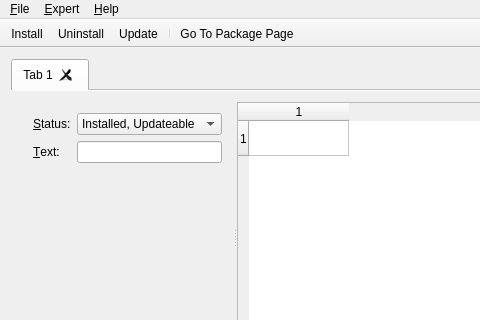
Qt form wpmcpp/mainwindow.ui (npackd/npackd) before a commit; both pictures show x 0 to 480 and y 0 to 320 of the 631 by 416 pixel window.
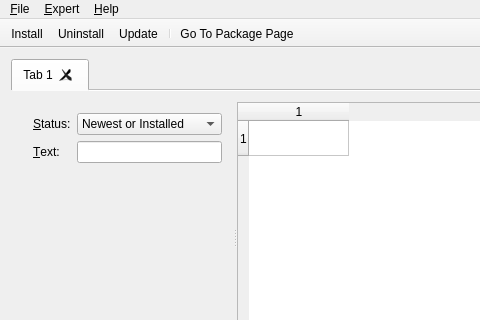
The same form after that commit. Icons and pictures are not drawn.

Patch:
```diff
--- a/wpmcpp/mainwindow.ui
+++ b/wpmcpp/mainwindow.ui
@@ -69,7 +69,7 @@
             <item row="0" column="1">
              <widget class="QComboBox" name="comboBoxStatus">
               <property name="currentIndex">
-               <number>3</number>
+               <number>4</number>
               </property>
               <item>
                <property name="text">
```
